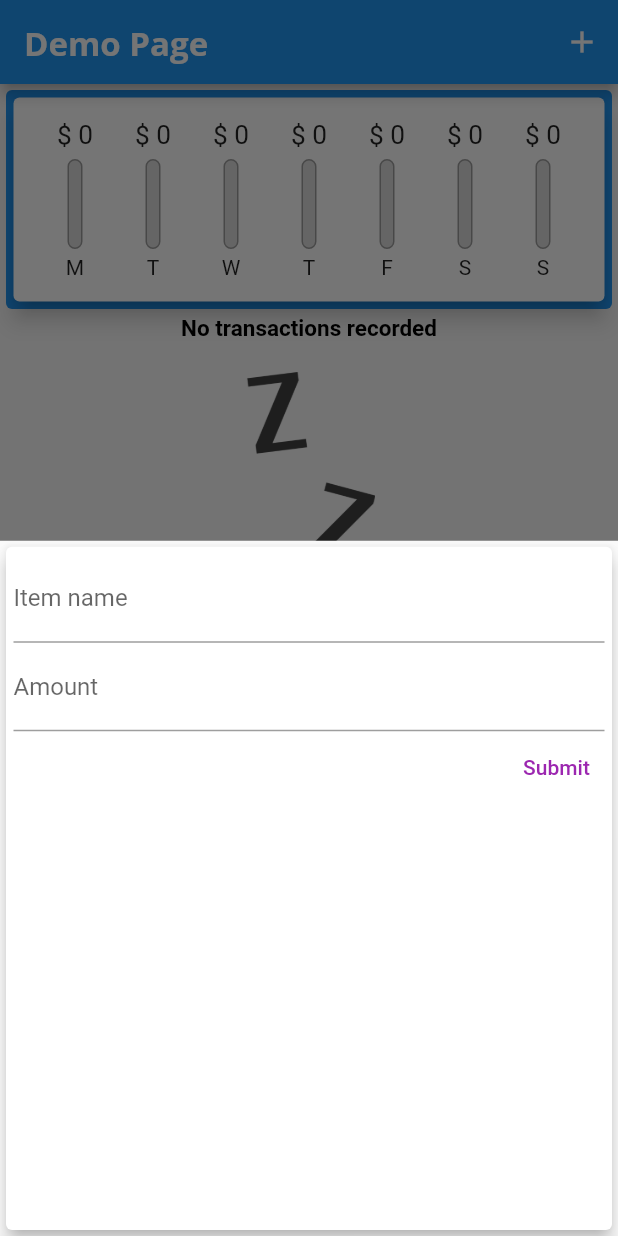
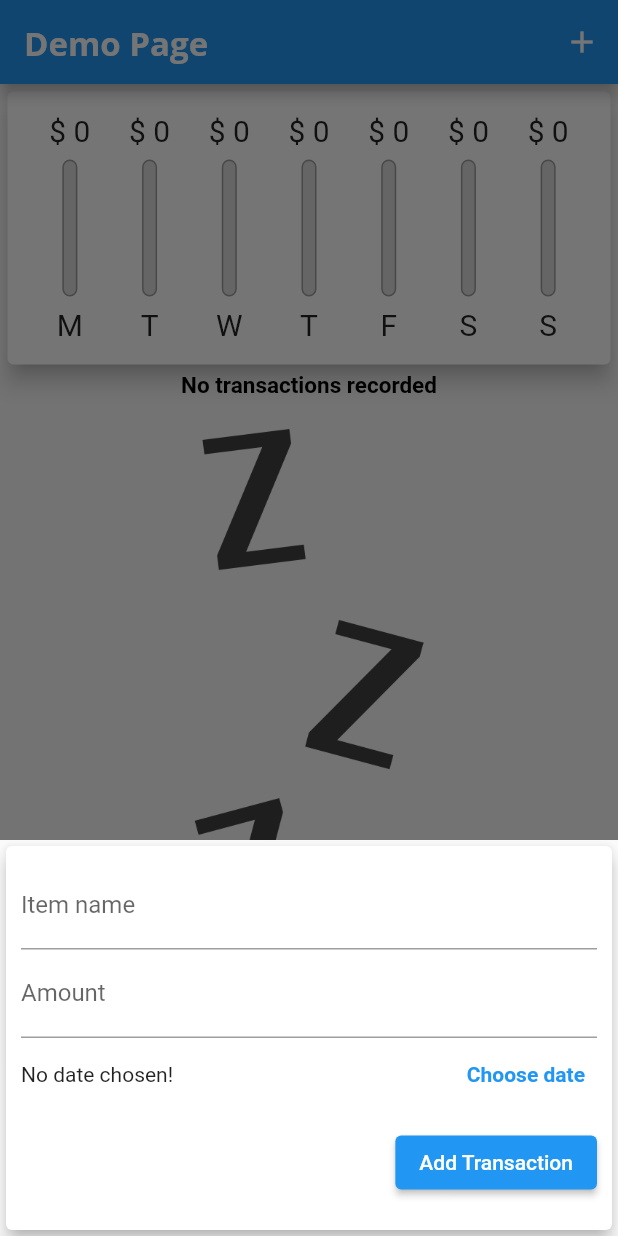
Before and after one commit to philippe-heitzmann/personal_expenses_app, a Flutter app: the screen it shows after launch, after a tap on the "add" icon, on a phone screen of 412 x 824 dp. Run offline on Flutter 3.47's test engine with Material 2 defaults, Android fonts, the phone set to English and light mode, and no system bars.

```diff
--- a/lib/main.dart
+++ b/lib/main.dart
@@ -1,4 +1,7 @@
+import 'dart:io';
+
 import 'package:flutter/material.dart';
+import 'package:flutter/services.dart';
 import 'package:personal_expenses_app/widgets/new_transaction.dart';
 
 import './transaction_wrapper.dart';
@@ -7,6 +10,10 @@ import './widgets/chart.dart';
 import '../models/transaction.dart';
 
 void main() {
+  // if don't want to enable landscape mode
+  // WidgetsFlutterBinding.ensureInitialized();
+  // SystemChrome.setPreferredOrientations(
+  //     [DeviceOrientation.portraitUp, DeviceOrientation.portraitDown]);
   runApp(const MyApp());
 }
 
@@ -52,13 +59,19 @@ class MyApp extends StatelessWidget {
               fontWeight: FontWeight.bold,
               fontStyle: FontStyle.italic,
             ),
-            ),
+            headline3: const TextStyle(color: Colors.white),
+            button: TextStyle(color: Colors.white)),
+        elevatedButtonTheme: ElevatedButtonThemeData(
+            style: ElevatedButton.styleFrom(
+          onPrimary: Colors.white,
+        )),
         primaryTextTheme: ThemeData.light().textTheme.apply(
               fontFamily: 'Roboto',
             ),
         accentTextTheme: ThemeData.light().textTheme.apply(
               fontFamily: 'Roboto',
             ),
+        errorColor: Colors.orange,
       ),
       home: MyHomePage(),
     );
@@ -80,54 +93,26 @@ class _MyHomePageState extends State<MyHomePage> {
 
   String amountInput = '';
 
-  final List<Transaction> _userTransactions = [
-    // Transaction(
-    //   id: '001',
-    //   itemName: 'Ham',
-    //   amount: 9.99,
-    //   category: 'Grocery',
-    //   datetime: DateTime.now(),
-    // ),
-    // Transaction(
-    //   id: '002',
-    //   itemName: 'Apples',
-    //   amount: 3.99,
-    //   category: 'Grocery',
-    //   datetime: DateTime.now(),
-    // ),
-    // Transaction(
-    //   id: '003',
-    //   itemName: 'Oranges',
-    //   amount: 4.99,
-    //   category: 'Grocery',
-    //   datetime: DateTime.now(),
-    // ),
-    // Transaction(
-    //   id: '004',
-    //   itemName: 'Bread',
-    //   amount: 4.99,
-    //   category: 'Grocery',
-    //   datetime: DateTime.now(),
-    // ),
-    // Transaction(
-    //   id: '005',
-    //   itemName: 'Kayak',
-    //   amount: 599.99,
-    //   category: 'Sports',
-    //   datetime: DateTime.now(),
-    // ),
-  ];
+  final List<Transaction> _userTransactions = [];
 
-  void createTxn(String itemName, double amount) {
+  bool _showChart = false;
+
+  void createTxn(String itemName, double amount, DateTime datetime) {
     final newTxn = Transaction(
-        id: '999',
+        id: DateTime.now().toString(),
         itemName: itemName,
         amount: amount,
         category: 'Misc',
-        datetime: DateTime.now());
+        datetime: datetime);
 
     setState(() {
       _userTransactions.add(newTxn);
+    });
+  }
+
+  void deleteTxn(String id) {
+    setState(() {
+      _userTransactions.removeWhere((tx) => tx.id == id);
     });
   }
 
@@ -162,8 +147,9 @@ class _MyHomePageState extends State<MyHomePage> {
     // The Flutter framework has been optimized to make rerunning build methods
     // fast, so that you can just rebuild anything that needs updating rather
     // than having to individually change instances of widgets.
-    return Scaffold(
-      appBar: AppBar(
+    final _isLandscape =
+        MediaQuery.of(context).orientation == Orientation.landscape;
+    final appBar = AppBar(
       // Here we take the value from the MyHomePage object that was created by
       // the App.build method, and use it to set our appbar title.
       title: Text('Demo Page'),
@@ -173,29 +159,64 @@ class _MyHomePageState extends State<MyHomePage> {
           onPressed: () => _addNewTransaction(context),
         ),
       ],
-      ),
+    );
+    final txListWidget = Container(
+      height: (MediaQuery.of(context).size.height -
+              appBar.preferredSize.height -
+              MediaQuery.of(context).padding.top) *
+          0.75,
+      child: TransactionWrapper(
+          transactionsList: _userTransactions, deleteTxn: deleteTxn),
+    );
+
+    final mediaqueryCtx = MediaQuery.of(context);
+
+    return Scaffold(
+      appBar: appBar,
       body: SingleChildScrollView(
         child: Column(
           mainAxisAlignment: MainAxisAlignment.start,
           crossAxisAlignment: CrossAxisAlignment.start,
           children: <Widget>[
-            Card(
-              color: Theme.of(context).primaryColor,
-              elevation: 0,
-              child: Column(
-                crossAxisAlignment: CrossAxisAlignment.start,
-                mainAxisAlignment: MainAxisAlignment.start,
+            if (_isLandscape)
+              Row(
+                mainAxisAlignment: MainAxisAlignment.center,
                 children: [
-                  Chart(transactionsList: _recentTransactions),
+                  Text('Show Chart'),
+                  Switch.adaptive(
+                      value: _showChart,
+                      onChanged: (value) {
+                        setState(() {
+                          _showChart = value;
+                        });
+                      })
                 ],
               ),
-            ),
-            TransactionWrapper(transactionsList: _userTransactions)
+            if (_isLandscape)
+              _showChart
+                  ? Container(
+                      height: (mediaqueryCtx.size.height -
+                              appBar.preferredSize.height -
+                              mediaqueryCtx.padding.top) *
+                          0.7,
+                      child: Chart(transactionsList: _recentTransactions),
+                    )
+                  : txListWidget,
+            if (!_isLandscape)
+              Container(
+                  height: (mediaqueryCtx.size.height -
+                          appBar.preferredSize.height -
+                          mediaqueryCtx.padding.top) *
+                      0.25,
+                  child: Chart(transactionsList: _recentTransactions)),
+            if (!_isLandscape) txListWidget,
           ],
         ),
       ),
       floatingActionButtonLocation: FloatingActionButtonLocation.centerFloat,
-      floatingActionButton: FloatingActionButton(
+      floatingActionButton: Platform.isIOS
+          ? Container()
+          : FloatingActionButton(
               child: Icon(Icons.add),
               // backgroundColor: Theme.of(context).appBarTheme.backgroundColor,
               backgroundColor: Theme.of(context).appBarTheme.backgroundColor,
--- a/lib/transaction_wrapper.dart
+++ b/lib/transaction_wrapper.dart
@@ -2,20 +2,20 @@ import 'package:flutter/material.dart';
 import 'package:intl/intl.dart';
 import 'package:personal_expenses_app/transaction_card.dart';
 
-import './transaction_card.dart';
+import './main.dart';
 import 'models/transaction.dart';
 
 class TransactionWrapper extends StatelessWidget {
   final List<Transaction> transactionsList;
+  final Function deleteTxn;
 
-  TransactionWrapper({required this.transactionsList});
+  TransactionWrapper({required this.transactionsList, required this.deleteTxn});
 
   @override
   Widget build(BuildContext context) {
-    return Container(
-      height: 550,
-      child: transactionsList.isEmpty
-          ? Column(
+    return transactionsList.isEmpty
+        ? LayoutBuilder(builder: (ctx, constraints) {
+            return Column(
               crossAxisAlignment: CrossAxisAlignment.center,
               children: [
                 Center(
@@ -24,12 +24,12 @@ class TransactionWrapper extends StatelessWidget {
                 ),
                 SizedBox(width: 10, height: 20),
                 Container(
+                    height: constraints.maxHeight * 0.6,
                     child: Image.asset('assets/images/waiting.png',
-                      fit: BoxFit.cover),
-                  height: 200,
-                ),
+                        fit: BoxFit.cover)),
               ],
-            )
+            );
+          })
         : ListView.builder(
             itemBuilder: (ctx, index) {
               // return TransactionCard(transaction: transactionsList[index]);
@@ -51,16 +51,25 @@ class TransactionWrapper extends StatelessWidget {
                     '${DateFormat.yMMMd().format(transactionsList[index].datetime)} ',
                     style: Theme.of(context).textTheme.headline4,
                   ),
+                  trailing: MediaQuery.of(context).size.width > 500
+                      ? TextButton.icon(
+                          label: Text('Delete'),
+                          icon: Icon(Icons.delete),
+                          style: ButtonStyle(
+                              foregroundColor: MaterialStateProperty.all(
+                                  Theme.of(context).errorColor)),
+                          onPressed: () =>
+                              deleteTxn(transactionsList[index].id))
+                      : IconButton(
+                          color: Theme.of(context).errorColor,
+                          icon: Icon(Icons.delete),
+                          onPressed: () =>
+                              deleteTxn(transactionsList[index].id),
+                        ),
                 ),
               );
             },
             itemCount: transactionsList.length,
-              // children: <Widget>[
-              //   ...(transactionsList).map((transaction) {
-              //     return TransactionCard(transaction: transaction);
-              //   })
-              // ],
-            ),
           );
   }
 }
--- a/lib/widgets/chart_bar.dart
+++ b/lib/widgets/chart_bar.dart
@@ -12,17 +12,18 @@ class ChartBar extends StatelessWidget {
 
   @override
   Widget build(BuildContext context) {
+    return LayoutBuilder(builder: (ctx, constraints) {
       return Column(
         children: [
           Container(
-            height: 20,
+              height: constraints.maxHeight * 0.15,
               child: FittedBox(
                   child: Text('\$ ${spendingAmount.toStringAsFixed(0)}'))),
           SizedBox(
-          height: 6,
+            height: constraints.maxHeight * 0.05,
           ),
           Container(
-          height: 60,
+            height: constraints.maxHeight * 0.6,
             width: 10,
             child: Stack(
               children: [
@@ -43,9 +44,12 @@ class ChartBar extends StatelessWidget {
               ],
             ),
           ),
-        SizedBox(height: 4),
-        Text(label),
+          SizedBox(height: constraints.maxHeight * 0.05),
+          Container(
+              height: constraints.maxHeight * 0.15,
+              child: FittedBox(child: Text(label))),
         ],
       );
+    });
   }
 }
--- a/lib/widgets/new_transaction.dart
+++ b/lib/widgets/new_transaction.dart
@@ -1,6 +1,9 @@
 // text fields
 
 import 'package:flutter/material.dart';
+import 'package:intl/intl.dart';
+import 'package:personal_expenses_app/main.dart';
+
 import 'package:personal_expenses_app/models/transaction.dart';
 
 class NewTransaction extends StatefulWidget {
@@ -13,59 +16,96 @@ class NewTransaction extends StatefulWidget {
 }
 
 class _NewTransactionState extends State<NewTransaction> {
-  final titleController = TextEditingController();
+  final _titleController = TextEditingController();
 
-  final amountController = TextEditingController();
+  final _amountController = TextEditingController();
+
+  DateTime? _selectedDate;
 
   void submitData() {
-    final itemName = titleController.text;
-    final amount = double.parse(amountController.text);
+    final itemName = _titleController.text;
+    final amount = double.parse(_amountController.text);
 
-    if (itemName.isEmpty || amount <= 0) {
+    if (itemName.isEmpty || amount <= 0 || _selectedDate == null) {
       return;
     }
 
-    widget.createTxn(itemName, amount);
+    widget.createTxn(itemName, amount, _selectedDate);
 
     Navigator.of(context).pop();
   }
 
+  void presentDatePicker() {
+    showDatePicker(
+            context: context,
+            initialDate: DateTime.now(),
+            firstDate: DateTime(2021),
+            lastDate: DateTime.now())
+        .then((pickedDate) {
+      if (pickedDate == null) {
+        return;
+      }
+      setState(() {
+        _selectedDate = pickedDate;
+      });
+    });
+  }
+
   @override
   Widget build(BuildContext context) {
-    return Card(
+    return SingleChildScrollView(
+      child: Card(
         elevation: 5,
         child: Container(
-          padding: EdgeInsets.all(5),
+            padding: EdgeInsets.only(
+                top: 10,
+                left: 10,
+                right: 10,
+                bottom: MediaQuery.of(context).viewInsets.bottom + 10),
             child: Column(
               children: [
                 TextField(
                   decoration: const InputDecoration(labelText: 'Item name'),
-                controller: titleController,
+                  controller: _titleController,
                   onSubmitted: (_) => submitData(),
                   // onChanged: (val) => itemNameInput = val,
                 ),
                 TextField(
                   decoration: const InputDecoration(labelText: 'Amount'),
-                controller: amountController,
+                  controller: _amountController,
                   keyboardType: TextInputType.number,
                   onSubmitted: (_) => submitData(),
                   // onChanged: (val) => amountInput = val,
                 ),
                 Row(
+                  mainAxisAlignment: MainAxisAlignment.spaceBetween,
+                  children: [
+                    Text(_selectedDate == null
+                        ? 'No date chosen!'
+                        : 'Date picked: ${DateFormat.yMd().format(_selectedDate!)}'),
+                    TextButton(
+                        onPressed: presentDatePicker,
+                        child: Text('Choose date',
+                            style: TextStyle(
+                                fontWeight: FontWeight.bold,
+                                color: Colors.blue)))
+                  ],
+                ),
+                Container(
+                  height: 70,
+                  child: Row(
                     mainAxisAlignment: MainAxisAlignment.end,
                     children: [
-                  TextButton(
+                      ElevatedButton(
                         onPressed: submitData,
-                      child: Container(
-                        child: const Text(
-                          'Submit',
-                          style: TextStyle(color: Colors.purple),
+                        child: const Text('Add Transaction'),
                       ),
-                      )),
                     ],
+                  ),
                 ),
               ],
             )),
+      ),
     );
   }
 }
```
Lines whose indentation alone changed are shown as unchanged.
